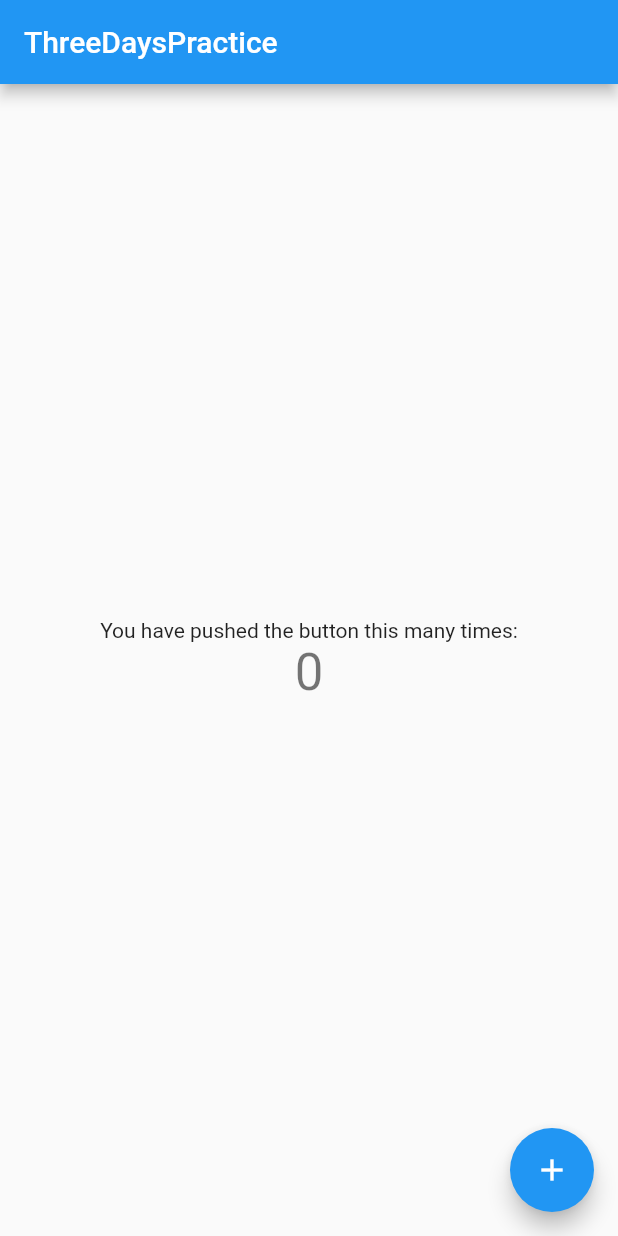
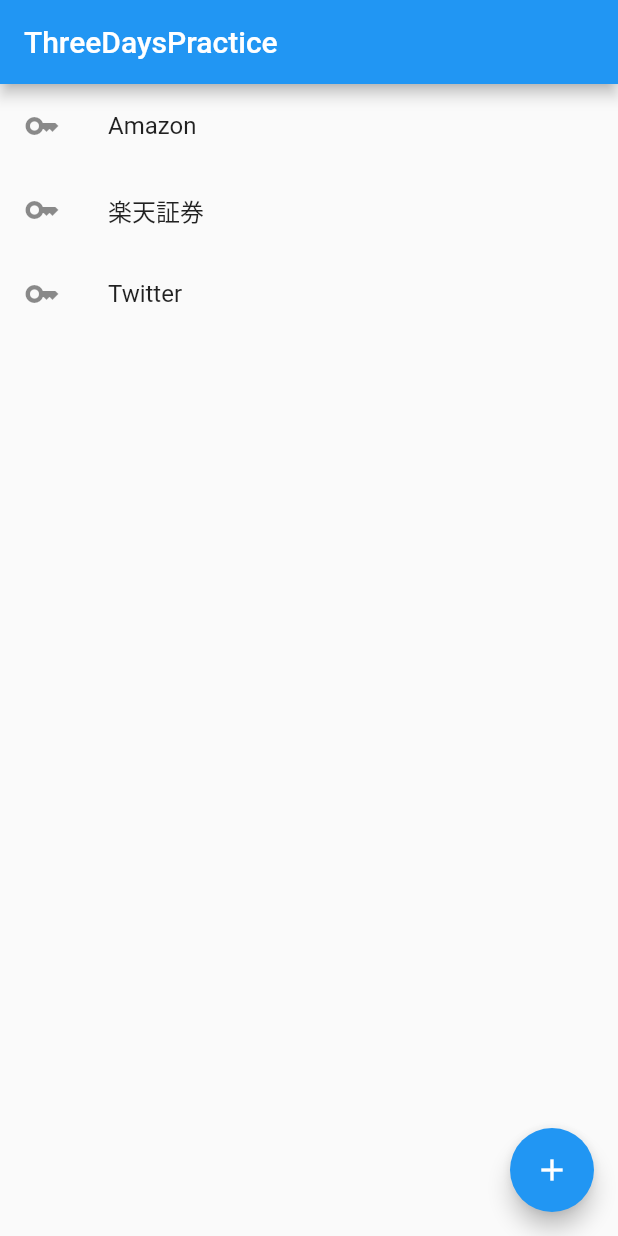
Before and after one commit to kiy0ta/ThreeDaysPractice, a Flutter app: the screen it shows after launch, on a phone screen of 412 x 824 dp. Run offline on Flutter 3.47's test engine with Material 2 defaults, Android fonts, the light colour scheme and no system bars.

Commit message:
メイン画面にリストを表示

```diff
--- a/lib/main.dart
+++ b/lib/main.dart
@@ -43,19 +43,21 @@
       appBar: AppBar(
         title: const Text('ThreeDaysPractice'),
       ),
-      body: Center(
-        child: Column(
-          mainAxisAlignment: MainAxisAlignment.center,
-          children: <Widget>[
-            const Text(
-              'You have pushed the button this many times:',
-            ),
-            Text(
-              '$_counter',
-              style: Theme.of(context).textTheme.headline4,
-            ),
-          ],
-        ),
+      body: ListView(
+        children: const [
+          ListTile(
+            leading: Icon(Icons.key),
+            title: Text('Amazon'),
+          ),
+          ListTile(
+            leading: Icon(Icons.key),
+            title: Text('楽天証券'),
+          ),
+          ListTile(
+            leading: Icon(Icons.key),
+            title: Text('Twitter'),
+          ),
+        ],
       ),
       floatingActionButton: FloatingActionButton(
         onPressed: _incrementCounter,
```
